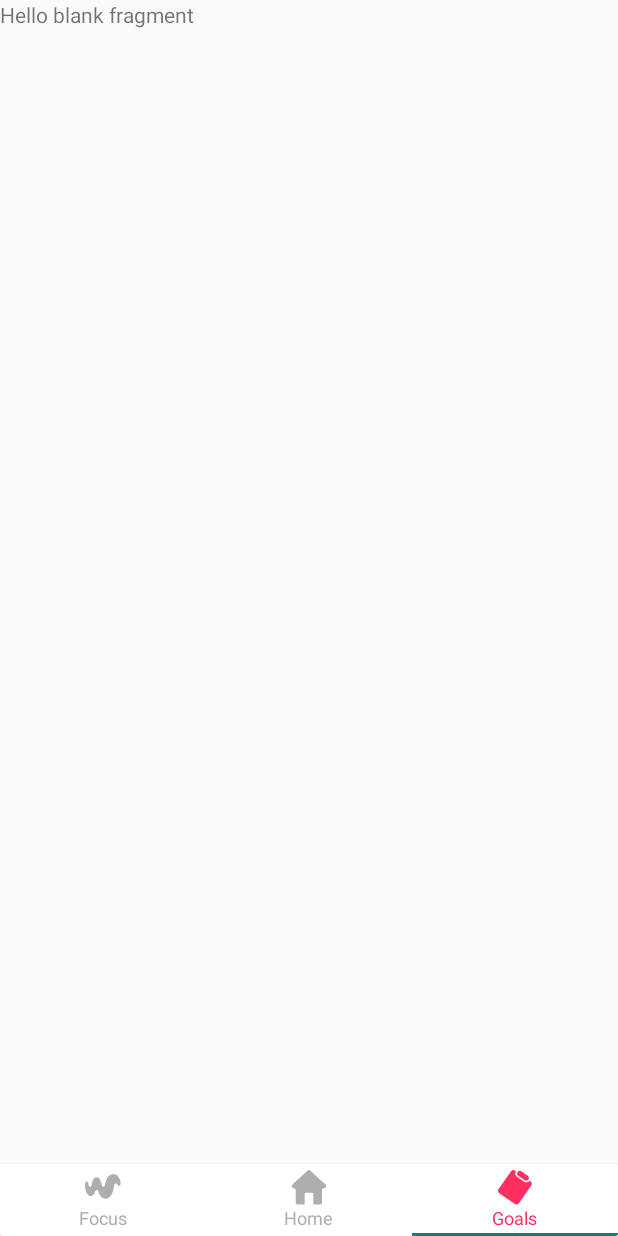
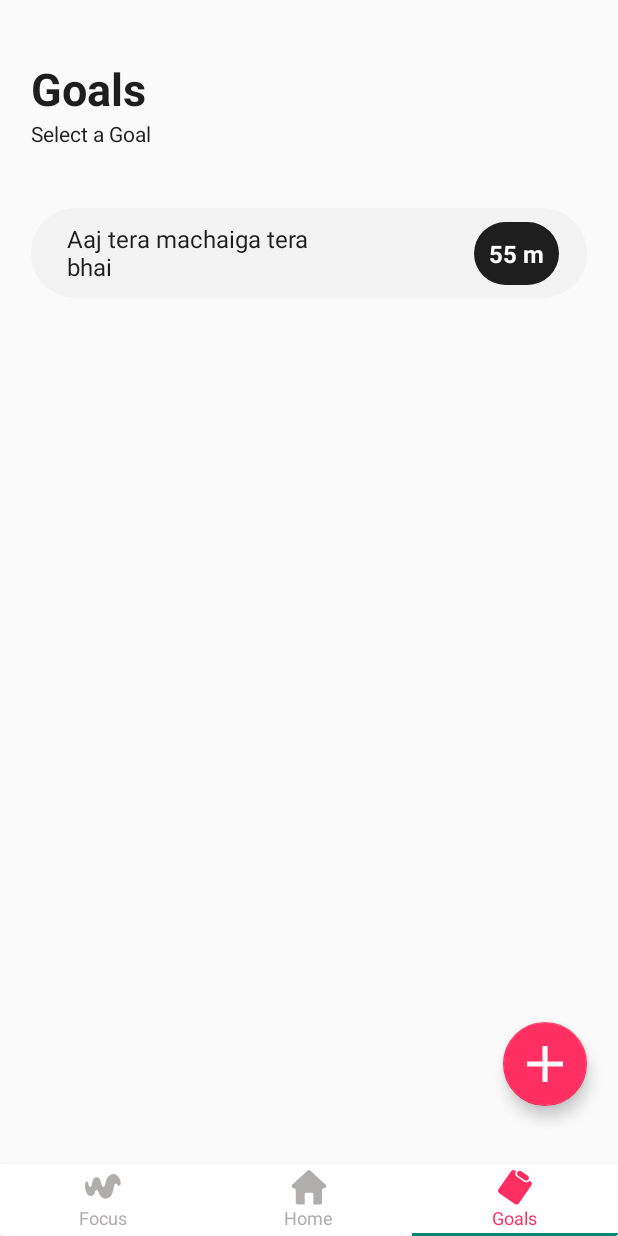
Before and after one commit to RUSHES02/Weis, an Android app: the screen it shows after launch (MainContainerActivity), item 3 of the bottom bar chosen, on a phone screen of 412 x 824 dp. Run offline under Robolectric (Android 15) with nearby library versions, the light colour scheme and no system bars.

Commit message:
goals recycler view

```diff
--- a/app/src/main/AndroidManifest.xml
+++ b/app/src/main/AndroidManifest.xml
@@ -12,6 +12,9 @@
         android:supportsRtl="true"
         android:theme="@style/Theme.Weis"
         tools:targetApi="31">
+        <activity
+            android:name=".ui.activity.ProfileActivity"
+            android:exported="false" />
         <activity
             android:name=".ui.activity.RegLogActivity"
             android:exported="false" />
--- /dev/null
+++ b/app/src/main/java/com/example/weis/adapter/GoalsRecyclerAdapter.kt
@@ -0,0 +1,75 @@
+package com.example.weis.adapter
+
+import android.view.LayoutInflater
+import android.view.View
+import android.view.ViewGroup
+import android.widget.Button
+import android.widget.TextView
+import androidx.recyclerview.widget.AsyncListDiffer
+import androidx.recyclerview.widget.DiffUtil
+import androidx.recyclerview.widget.RecyclerView
+import com.example.weis.R
+import com.example.weis.modals.Goal
+
+class GoalsRecyclerAdapter : RecyclerView.Adapter<GoalsRecyclerAdapter.GoalsHolder>() {
+
+    private var lastActive : GoalsHolder? = null
+    private var lastActivePos : Int? = null
+
+    private val differCallBack = object: DiffUtil.ItemCallback<Goal>() {
+        override fun areItemsTheSame(oldItem: Goal, newItem: Goal): Boolean {
+            return oldItem.id == newItem.id
+        }
+
+        override fun areContentsTheSame(oldItem: Goal, newItem: Goal): Boolean {
+            return oldItem == newItem
+        }
+    }
+
+
+    private val differ = AsyncListDiffer(this,differCallBack)
+
+    fun saveData( dataResponse: List<Goal>){
+        differ.submitList(dataResponse)
+    }
+
+    inner class GoalsHolder (itemView : View) : RecyclerView.ViewHolder(itemView){
+        val textGoalTitle : TextView = itemView.findViewById(R.id.textGoalTittle)
+        val textGoalDur : TextView = itemView.findViewById(R.id.textGoalDur)
+        var btnStart : Button = itemView.findViewById(R.id.btnStart)
+    }
+
+    override fun onCreateViewHolder(parent: ViewGroup, viewType: Int): GoalsHolder {
+        return GoalsHolder(LayoutInflater.from(parent.context).inflate(R.layout.holder_goal, parent, false))
+    }
+
+    override fun getItemCount(): Int {
+        return differ.currentList.size
+    }
+
+    override fun onBindViewHolder(holder: GoalsHolder, position: Int) {
+        val goal = differ.currentList[position]
+        holder.textGoalTitle.text = goal.goal
+        holder.textGoalDur.text = goal.duration
+        holder.btnStart.visibility = View.GONE
+        holder.itemView.setOnClickListener{
+            if (goal.open){
+                holder.btnStart.visibility = View.GONE
+                lastActive = null
+                lastActivePos = null
+            }else{
+                holder.btnStart.visibility = View.VISIBLE
+                lastActive?.btnStart?.visibility = View.GONE
+                if(lastActivePos != null){
+                    differ.currentList[lastActivePos!!].open = false
+                }
+                lastActive = holder
+                lastActivePos = holder.adapterPosition
+            }
+            differ.currentList[position].open = !goal.open
+        }
+    }
+
+    var onItemClick :((Goal) -> Unit)? = null
+    var onStartClick :((Goal) -> Unit)? = null
+}
--- /dev/null
+++ b/app/src/main/java/com/example/weis/modals/Goal.kt
@@ -0,0 +1,8 @@
+package com.example.weis.modals
+
+data class Goal(
+    val id : Int? = null,
+    val goal : String,
+    val duration : String,
+    var open : Boolean = false
+)
--- a/app/src/main/java/com/example/weis/ui/fragment/GoalsFragment.kt
+++ b/app/src/main/java/com/example/weis/ui/fragment/GoalsFragment.kt
@@ -5,56 +5,42 @@ import androidx.fragment.app.Fragment
 import android.view.LayoutInflater
 import android.view.View
 import android.view.ViewGroup
-import com.example.weis.R
+import androidx.recyclerview.widget.LinearLayoutManager
+import com.example.weis.adapter.GoalsRecyclerAdapter
+import com.example.weis.databinding.FragmentGoalsBinding
+import com.example.weis.modals.Goal
 
-// TODO: Rename parameter arguments, choose names that match
-// the fragment initialization parameters, e.g. ARG_ITEM_NUMBER
-private const val ARG_PARAM1 = "param1"
-private const val ARG_PARAM2 = "param2"
 
-/**
- * A simple [Fragment] subclass.
- * Use the [GoalsFragment.newInstance] factory method to
- * create an instance of this fragment.
- */
 class GoalsFragment : Fragment() {
-    // TODO: Rename and change types of parameters
-    private var param1: String? = null
-    private var param2: String? = null
 
-    override fun onCreate(savedInstanceState: Bundle?) {
-        super.onCreate(savedInstanceState)
-        arguments?.let {
-            param1 = it.getString(ARG_PARAM1)
-            param2 = it.getString(ARG_PARAM2)
-        }
-    }
-
+    private lateinit var binding : FragmentGoalsBinding
     override fun onCreateView(
         inflater: LayoutInflater, container: ViewGroup?,
         savedInstanceState: Bundle?
     ): View? {
         // Inflate the layout for this fragment
-        return inflater.inflate(R.layout.fragment_goals, container, false)
+        binding = FragmentGoalsBinding.inflate(inflater,container,false)
+        return binding.root
     }
 
-    companion object {
-        /**
-         * Use this factory method to create a new instance of
-         * this fragment using the provided parameters.
-         *
-         * @param param1 Parameter 1.
-         * @param param2 Parameter 2.
-         * @return A new instance of fragment GoalsFragment.
-         */
-        // TODO: Rename and change types and number of parameters
-        @JvmStatic
-        fun newInstance(param1: String, param2: String) =
-            GoalsFragment().apply {
-                arguments = Bundle().apply {
-                    putString(ARG_PARAM1, param1)
-                    putString(ARG_PARAM2, param2)
-                }
-            }
+    override fun onViewCreated(view: View, savedInstanceState: Bundle?) {
+
+        var id = 0
+        val goals =  ArrayList<Goal>()
+        val goalsAdapter = GoalsRecyclerAdapter()
+        val goal = Goal(id = id, goal = "Aaj tera machaiga tera bhai", duration = "55 m")
+        id++
+        goals.add(goal)
+        goalsAdapter.saveData(goals)
+        binding.recyclerGoals.layoutManager = LinearLayoutManager(context)
+        binding.recyclerGoals.adapter = goalsAdapter
+
+        binding.flotBtnAddGoal.setOnClickListener{
+            val goal = Goal(id = id, goal = "Aaj tera machaiga tera bhai", duration = "55 m")
+            id++
+            goals.add(goal)
+            goalsAdapter.saveData(goals)
+            binding.recyclerGoals.scrollToPosition(goals.size - 1)
+        }
     }
 }
--- /dev/null
+++ b/app/src/main/res/drawable/bg_text_box.xml
@@ -0,0 +1,7 @@
+<?xml version="1.0" encoding="utf-8"?>
+<shape xmlns:android="http://schemas.android.com/apk/res/android"
+    android:shape="rectangle">
+    <corners android:radius="30dp" />
+    <stroke android:color="@color/white" />
+    <solid android:color="@color/primaryColor"/>
+</shape>
--- /dev/null
+++ b/app/src/main/res/drawable/floating_btn.xml
@@ -0,0 +1,9 @@
+<?xml version="1.0" encoding="utf-8"?>
+<layer-list xmlns:android="http://schemas.android.com/apk/res/android">
+    <item>
+        <shape android:shape="rectangle">
+            <corners android:radius="20dp" /> <!-- Adjust the radius for your desired rounded square effect -->
+            <solid android:color="@color/primaryColor" /> <!-- Set your desired background color -->
+        </shape>
+    </item>
+</layer-list>
--- /dev/null
+++ b/app/src/main/res/drawable/ic_add.xml
@@ -0,0 +1,13 @@
+<?xml version="1.0" encoding="utf-8"?>
+<vector xmlns:android="http://schemas.android.com/apk/res/android"
+    android:width="28dp"
+    android:height="28dp"
+    android:viewportWidth="28"
+    android:viewportHeight="28">
+
+    <path
+        android:fillColor="#000000"
+        android:strokeColor="#FFFBFB"
+        android:strokeWidth="4"
+        android:pathData="M14 0V28M28 14L0 14" />
+</vector>
--- a/app/src/main/res/layout/fragment_focus.xml
+++ b/app/src/main/res/layout/fragment_focus.xml
@@ -81,8 +81,8 @@
 
             <ImageButton
                 android:id="@+id/imgBtnPlay"
-                android:layout_width="wrap_content"
-                android:layout_height="wrap_content"
+                android:layout_width="match_parent"
+                android:layout_height="match_parent"
                 android:layout_gravity="center"
                 android:layout_margin="10dp"
                 android:backgroundTint="@color/white"
--- a/app/src/main/res/layout/fragment_goals.xml
+++ b/app/src/main/res/layout/fragment_goals.xml
@@ -1,14 +1,85 @@
 <?xml version="1.0" encoding="utf-8"?>
 <FrameLayout xmlns:android="http://schemas.android.com/apk/res/android"
+    xmlns:app="http://schemas.android.com/apk/res-auto"
     xmlns:tools="http://schemas.android.com/tools"
     android:layout_width="match_parent"
     android:layout_height="match_parent"
     tools:context=".ui.fragment.GoalsFragment">
 
-    <!-- TODO: Update blank fragment layout -->
-    <TextView
+    <androidx.constraintlayout.widget.ConstraintLayout
         android:layout_width="match_parent"
-        android:layout_height="match_parent"
-        android:text="@string/hello_blank_fragment" />
+        android:layout_height="match_parent">
+
+        <com.google.android.material.floatingactionbutton.FloatingActionButton
+            android:id="@+id/flotBtnAddGoal"
+            android:layout_width="wrap_content"
+            android:layout_height="wrap_content"
+            android:background="@drawable/floating_btn"
+            android:clickable="true"
+            android:src="@drawable/ic_add"
+            android:padding="15dp"
+            app:shapeAppearanceOverlay="@drawable/floating_btn"
+            app:backgroundTint="@color/primaryColor"
+            app:layout_constraintBottom_toTopOf="@+id/gdGoalBottom"
+            app:layout_constraintEnd_toStartOf="@+id/gdGoalRight" />
+
+        <androidx.constraintlayout.widget.Guideline
+            android:id="@+id/gdGoalLeft"
+            android:layout_width="wrap_content"
+            android:layout_height="wrap_content"
+            android:orientation="vertical"
+            app:layout_constraintGuide_percent="0.05" />
+
+        <androidx.constraintlayout.widget.Guideline
+            android:id="@+id/gdGoalRight"
+            android:layout_width="wrap_content"
+            android:layout_height="wrap_content"
+            android:orientation="vertical"
+            app:layout_constraintGuide_percent="0.95" />
+
+        <androidx.constraintlayout.widget.Guideline
+            android:id="@+id/gdGoalTop"
+            android:layout_width="wrap_content"
+            android:layout_height="wrap_content"
+            android:orientation="horizontal"
+            app:layout_constraintGuide_percent="0.05" />
+
+        <androidx.constraintlayout.widget.Guideline
+            android:id="@+id/gdGoalBottom"
+            android:layout_width="wrap_content"
+            android:layout_height="wrap_content"
+            android:orientation="horizontal"
+            app:layout_constraintGuide_percent="0.95" />
+
+        <TextView
+            android:id="@+id/textGoals"
+            android:layout_width="wrap_content"
+            android:layout_height="wrap_content"
+            android:text="@string/goals"
+            android:textColor="@color/textColor"
+            android:textSize="30dp"
+            android:textStyle="bold"
+            app:layout_constraintStart_toStartOf="@+id/gdGoalLeft"
+            app:layout_constraintTop_toTopOf="@+id/gdGoalTop" />
+
+        <TextView
+            android:id="@+id/textView3"
+            android:layout_width="wrap_content"
+            android:layout_height="wrap_content"
+            android:text="Select a Goal"
+            android:textColor="@color/textColor"
+            app:layout_constraintStart_toStartOf="@+id/gdGoalLeft"
+            app:layout_constraintTop_toBottomOf="@+id/textGoals" />
+
+        <androidx.recyclerview.widget.RecyclerView
+            android:id="@+id/recyclerGoals"
+            android:layout_width="0dp"
+            android:layout_height="0dp"
+            android:layout_marginTop="30dp"
+            app:layout_constraintBottom_toTopOf="@+id/gdGoalBottom"
+            app:layout_constraintEnd_toStartOf="@+id/gdGoalRight"
+            app:layout_constraintStart_toStartOf="@+id/gdGoalLeft"
+            app:layout_constraintTop_toBottomOf="@+id/textView3" />
+    </androidx.constraintlayout.widget.ConstraintLayout>
 
 </FrameLayout>
--- /dev/null
+++ b/app/src/main/res/layout/holder_goal.xml
@@ -0,0 +1,96 @@
+<?xml version="1.0" encoding="utf-8"?>
+<androidx.constraintlayout.widget.ConstraintLayout xmlns:android="http://schemas.android.com/apk/res/android"
+    xmlns:app="http://schemas.android.com/apk/res-auto"
+    xmlns:tools="http://schemas.android.com/tools"
+    android:layout_width="match_parent"
+    android:layout_height="wrap_content"
+    android:layout_marginVertical="10dp"
+    android:background="@drawable/bg_text_box"
+    android:backgroundTint="@color/greyLight">
+
+    <TextView
+        android:id="@+id/textGoalDur"
+        android:layout_width="wrap_content"
+        android:layout_height="wrap_content"
+        android:background="@drawable/bg_rounded"
+        android:backgroundTint="@color/textColor"
+        android:ellipsize="end"
+        android:padding="10dp"
+        android:text=" 22 m"
+        android:textAlignment="center"
+        android:textColor="@color/white"
+        android:textSize="16sp"
+        android:textStyle="bold"
+        app:layout_constraintBottom_toTopOf="@+id/btnStart"
+        app:layout_constraintEnd_toStartOf="@+id/gdGoalCardRight"
+        app:layout_constraintTop_toTopOf="@+id/gdGoalCardTop" />
+
+    <androidx.constraintlayout.widget.Guideline
+        android:id="@+id/gdGoalCardLeft"
+        android:layout_width="wrap_content"
+        android:layout_height="wrap_content"
+        android:orientation="vertical"
+        app:layout_constraintGuide_percent="0.05" />
+
+    <androidx.constraintlayout.widget.Guideline
+        android:id="@+id/gdGoalCardRight"
+        android:layout_width="wrap_content"
+        android:layout_height="wrap_content"
+        android:orientation="vertical"
+        app:layout_constraintGuide_percent="0.95" />
+
+    <androidx.constraintlayout.widget.Guideline
+        android:id="@+id/gdGoalCardTop"
+        android:layout_width="wrap_content"
+        android:layout_height="wrap_content"
+        android:orientation="horizontal"
+        app:layout_constraintGuide_percent="0.15" />
+
+    <androidx.constraintlayout.widget.Guideline
+        android:id="@+id/gdGoalCardBottom"
+        android:layout_width="wrap_content"
+        android:layout_height="wrap_content"
+        android:orientation="horizontal"
+        app:layout_constraintGuide_percent="0.85" />
+
+    <Button
+        android:id="@+id/btnStart"
+        android:layout_width="0dp"
+        android:layout_height="wrap_content"
+        android:layout_marginTop="15dp"
+        android:background="@drawable/bg_rounded"
+        android:backgroundTint="@color/accentColor"
+        android:text="Start"
+        android:textColor="@color/white"
+        android:textSize="16sp"
+        android:visibility="gone"
+        app:layout_constraintBottom_toTopOf="@+id/gdGoalCardBottom"
+        app:layout_constraintEnd_toStartOf="@+id/gdGoalCardRight"
+        app:layout_constraintStart_toStartOf="@+id/gdGoalCardLeft"
+        app:layout_constraintTop_toBottomOf="@+id/textGoalDur" />
+
+    <TextView
+        android:id="@+id/textGoalTittle"
+        android:layout_width="0dp"
+        android:layout_height="wrap_content"
+        android:layout_marginStart="5dp"
+        android:autoText="false"
+        android:ellipsize="end"
+        android:maxWidth="0dp"
+        android:maxLines="2"
+        android:text="text view"
+        android:textColor="@color/textColor"
+        android:textSize="16sp"
+        app:layout_constraintBottom_toTopOf="@+id/btnStart"
+        app:layout_constraintEnd_toStartOf="@+id/gdGoalCardMid"
+        app:layout_constraintStart_toStartOf="@+id/gdGoalCardLeft"
+        app:layout_constraintTop_toTopOf="@+id/gdGoalCardTop" />
+
+    <androidx.constraintlayout.widget.Guideline
+        android:id="@+id/gdGoalCardMid"
+        android:layout_width="wrap_content"
+        android:layout_height="wrap_content"
+        android:orientation="vertical"
+        app:layout_constraintGuide_percent="0.5" />
+
+</androidx.constraintlayout.widget.ConstraintLayout>
--- a/app/src/main/res/values/colors.xml
+++ b/app/src/main/res/values/colors.xml
@@ -7,4 +7,7 @@
     <color name="accentColor">#FF5858</color>
 
     <color name="grey">#B0ADAD</color>
+    <color name="greyLight">#F3F3F3</color>
+
+    <color name="textColor">#1E1E1E</color>
 </resources>
--- a/app/src/main/res/values/strings.xml
+++ b/app/src/main/res/values/strings.xml
@@ -6,4 +6,5 @@
     <string name="home">Home</string>
     <string name="goals">Goals</string>
     <string name="please_plug_in_your_headphones">Please Plug in your Headphones</string>
+    <string name="statistics">Statistics</string>
 </resources>
--- a/build.gradle.kts
+++ b/build.gradle.kts
@@ -2,4 +2,5 @@
 plugins {
     id("com.android.application") version "8.2.2" apply false
     id("org.jetbrains.kotlin.android") version "1.9.22" apply false
+    id("com.google.gms.google-services") version "4.4.1" apply false
 }
```
Also changed, not shown: app/build.gradle.kts (+7 -0 lines), app/src/main/java/com/example/weis/ui/activity/ProfileActivity.kt (added, +17 -0 lines), app/src/main/res/layout/activity_profile.xml (added, +152 -0 lines), app/src/main/res/drawable/bg_profile.png (added), 1 other file.
